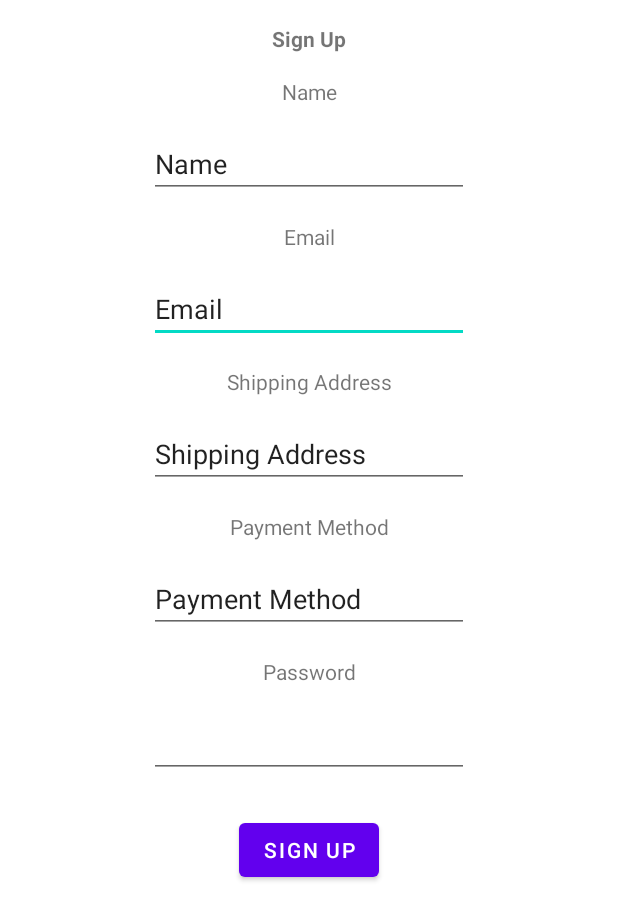
After one commit to SeanOMurchu5/SoftwarePatternsCA4, an Android app: the layout activity_sign_up.xml on its own in the app's theme, with its tools: preview values and no code run, on a phone screen of 412 x 824 dp. The commit adds this screen. Shown: the top 920 px of the screen. Run offline under Robolectric (Android 15) with nearby library versions, the phone set to English and light mode, and no system bars.

Commit message:
Created sign up and login activities, along with user class.

```diff
--- /dev/null
+++ b/app/src/main/res/layout/activity_sign_up.xml
@@ -0,0 +1,139 @@
+<?xml version="1.0" encoding="utf-8"?>
+<androidx.constraintlayout.widget.ConstraintLayout xmlns:android="http://schemas.android.com/apk/res/android"
+    xmlns:app="http://schemas.android.com/apk/res-auto"
+    xmlns:tools="http://schemas.android.com/tools"
+    android:layout_width="match_parent"
+    android:layout_height="match_parent"
+    tools:context=".Activity.SignUpActivity">
+
+    <TextView
+        android:id="@+id/textView3"
+        android:layout_width="wrap_content"
+        android:layout_height="wrap_content"
+        android:layout_marginTop="16dp"
+        android:text="@string/SignUpBanner"
+        android:textStyle="bold"
+        app:layout_constraintEnd_toEndOf="parent"
+        app:layout_constraintStart_toStartOf="parent"
+        app:layout_constraintTop_toTopOf="parent" />
+
+    <TextView
+        android:id="@+id/textView4"
+        android:layout_width="wrap_content"
+        android:layout_height="wrap_content"
+        android:layout_marginTop="16dp"
+        android:text="@string/EmailString"
+        app:layout_constraintEnd_toEndOf="parent"
+        app:layout_constraintStart_toStartOf="parent"
+        app:layout_constraintTop_toBottomOf="@+id/signupNameET" />
+
+    <EditText
+        android:id="@+id/SignupEmailET"
+        android:layout_width="wrap_content"
+        android:layout_height="wrap_content"
+        android:layout_marginTop="16dp"
+        android:ems="10"
+        android:inputType="textPersonName"
+        android:text="@string/EmailString"
+        app:layout_constraintEnd_toEndOf="parent"
+        app:layout_constraintStart_toStartOf="parent"
+        app:layout_constraintTop_toBottomOf="@+id/textView4" />
+
+    <TextView
+        android:id="@+id/textView5"
+        android:layout_width="wrap_content"
+        android:layout_height="wrap_content"
+        android:layout_marginTop="16dp"
+        android:text="@string/ShippingAddressString"
+        app:layout_constraintEnd_toEndOf="parent"
+        app:layout_constraintStart_toStartOf="parent"
+        app:layout_constraintTop_toBottomOf="@+id/SignupEmailET" />
+
+    <EditText
+        android:id="@+id/ShippingAddressET"
+        android:layout_width="wrap_content"
+        android:layout_height="wrap_content"
+        android:layout_marginTop="16dp"
+        android:ems="10"
+        android:inputType="textPersonName"
+        android:text="@string/ShippingAddressString"
+        app:layout_constraintEnd_toEndOf="parent"
+        app:layout_constraintStart_toStartOf="parent"
+        app:layout_constraintTop_toBottomOf="@+id/textView5" />
+
+    <TextView
+        android:id="@+id/textView6"
+        android:layout_width="wrap_content"
+        android:layout_height="wrap_content"
+        android:layout_marginTop="16dp"
+        android:text="@string/paymentMethodString"
+        app:layout_constraintEnd_toEndOf="parent"
+        app:layout_constraintStart_toStartOf="parent"
+        app:layout_constraintTop_toBottomOf="@+id/ShippingAddressET" />
+
+    <EditText
+        android:id="@+id/PaymentMethodET"
+        android:layout_width="wrap_content"
+        android:layout_height="wrap_content"
+        android:layout_marginTop="16dp"
+        android:ems="10"
+        android:inputType="textPersonName"
+        android:text="@string/paymentMethodString"
+        app:layout_constraintEnd_toEndOf="parent"
+        app:layout_constraintStart_toStartOf="parent"
+        app:layout_constraintTop_toBottomOf="@+id/textView6" />
+
+    <TextView
+        android:id="@+id/textView7"
+        android:layout_width="wrap_content"
+        android:layout_height="wrap_content"
+        android:layout_marginTop="16dp"
+        android:text="@string/PasswordString"
+        app:layout_constraintEnd_toEndOf="parent"
+        app:layout_constraintStart_toStartOf="parent"
+        app:layout_constraintTop_toBottomOf="@+id/PaymentMethodET" />
+
+    <EditText
+        android:id="@+id/passwordET"
+        android:layout_width="wrap_content"
+        android:layout_height="wrap_content"
+        android:layout_marginTop="16dp"
+        android:ems="10"
+        android:inputType="textPassword"
+        app:layout_constraintEnd_toEndOf="parent"
+        app:layout_constraintStart_toStartOf="parent"
+        app:layout_constraintTop_toBottomOf="@+id/textView7" />
+
+    <Button
+        android:id="@+id/signupBtn"
+        android:layout_width="wrap_content"
+        android:layout_height="wrap_content"
+        android:layout_marginTop="24dp"
+        android:text="@string/SignUpBtnString"
+        app:layout_constraintEnd_toEndOf="parent"
+        app:layout_constraintStart_toStartOf="parent"
+        app:layout_constraintTop_toBottomOf="@+id/passwordET" />
+
+    <TextView
+        android:id="@+id/textView8"
+        android:layout_width="wrap_content"
+        android:layout_height="wrap_content"
+        android:layout_marginTop="16dp"
+        android:text="@string/NameString"
+        app:layout_constraintEnd_toEndOf="parent"
+        app:layout_constraintStart_toStartOf="parent"
+        app:layout_constraintTop_toBottomOf="@+id/textView3" />
+
+    <EditText
+        android:id="@+id/signupNameET"
+        android:layout_width="wrap_content"
+        android:layout_height="wrap_content"
+        android:layout_marginTop="16dp"
+        android:ems="10"
+        android:inputType="textPersonName"
+        android:text="@string/NameString"
+        app:layout_constraintEnd_toEndOf="parent"
+        app:layout_constraintStart_toStartOf="parent"
+        app:layout_constraintTop_toBottomOf="@+id/textView8" />
+
+</androidx.constraintlayout.widget.ConstraintLayout>
--- a/app/src/main/res/values/strings.xml
+++ b/app/src/main/res/values/strings.xml
@@ -1,3 +1,16 @@
 <resources>
     <string name="app_name">SoftwarepatternsCA4</string>
+    <string name="UsernameString">Username</string>
+    <string name="PasswordString">Password</string>
+    <string name="EnterBtnString">Enter</string>
+    <string name="SignUpBtnString">Sign Up</string>
+    <string name="EmailString">Email</string>
+    <string name="LoginBtnString">Login</string>
+    <string name="SignUpBanner">Sign Up</string>
+    <string name="ShippingAddressString">Shipping Address</string>
+    <string name="paymentMethodString">Payment Method</string>
+    <string name="NameString">Name</string>
+
+
+
 </resources>
```
Also changed, not shown: app/build.gradle (+17 -9 lines), app/src/main/AndroidManifest.xml (+7 -7 lines), app/src/main/java/com/example/softwarepatternsca4/Activity/LoginActivity.java (added, +75 -0 lines), app/src/main/java/com/example/softwarepatternsca4/Activity/MainActivity.java (added, +16 -0 lines), app/src/main/java/com/example/softwarepatternsca4/Activity/SignUpActivity.java (added, +103 -0 lines), app/src/main/java/com/example/softwarepatternsca4/Activity/User.java (added, +60 -0 lines), app/src/main/java/com/example/softwarepatternsca4/MainActivity.kt (deleted, +0 -11 lines), app/src/main/res/layout/activity_login.xml (added, +72 -0 lines), app/src/main/res/layout/activity_main.xml (+1 -10 lines), build.gradle (+14 -1 lines), 1 other file.
